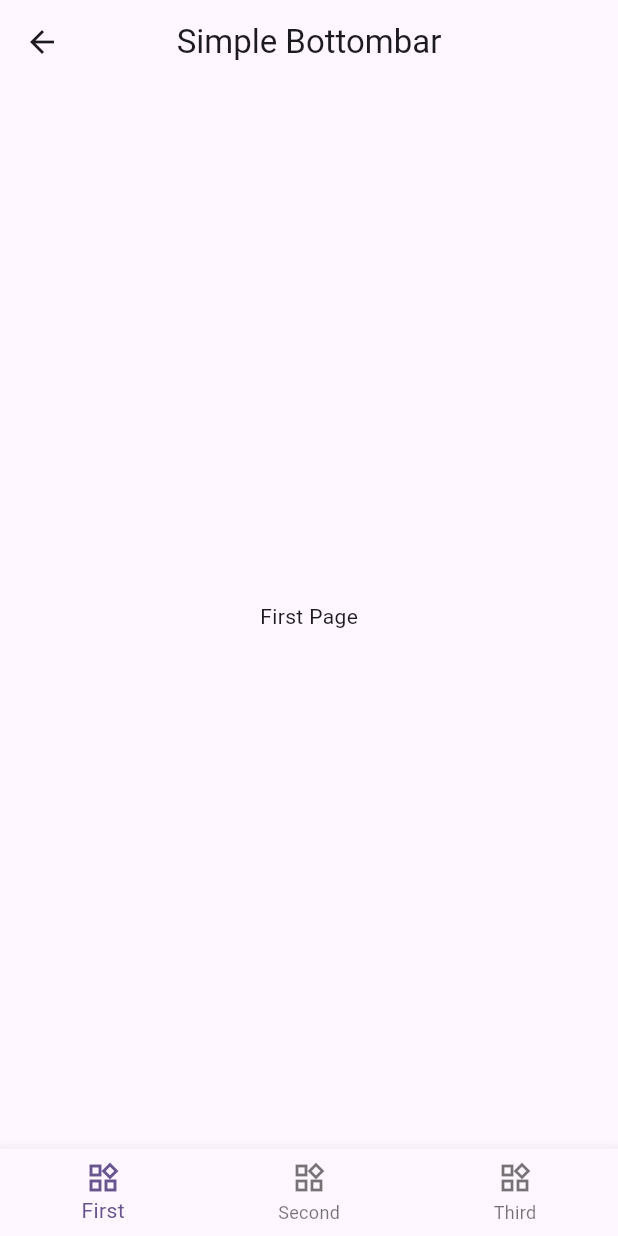
After one commit to mdrazadev/Flutter-Widgets, a Flutter app: the BottomBarListScreen screen opened directly, after a tap on "Simple Bottom Navbar", on a phone screen of 412 x 824 dp. The commit adds this screen. Run offline on Flutter 3.47's test engine with Material 3 defaults, Android fonts, the phone set to English and light mode, and no system bars; our stand-ins replace get.

```diff
--- a/lib/screens/bottom_bars/bottom_bar_list_screen.dart
+++ b/lib/screens/bottom_bars/bottom_bar_list_screen.dart
@@ -1,5 +1,6 @@
 import 'package:flutter/material.dart';
-import 'package:flutter_widgets/widgets/bottom_bar/simple_bottom_bar_widget.dart';
+import 'package:flutter_widgets/screens/bottom_bars/custom_bottom_bar_screen.dart';
+import 'package:flutter_widgets/screens/bottom_bars/simple_bottom_bar_screen.dart';
 import 'package:flutter_widgets/widgets/buttons/simple_button_widget.dart';
 
 class BottomBarListScreen extends StatelessWidget {
@@ -19,12 +20,27 @@ class BottomBarListScreen extends StatelessWidget {
             width: width,
           ),
           SimpleButtonWidget(
-            label: 'Bottom Navbar Examples',
+            label: 'Simple Bottom Navbar',
             onPress: () {
               Navigator.push(
                 context,
                 MaterialPageRoute(
-                  builder: (ctx) => const SimpleBottomBarWidget(),
+                  builder: (ctx) => const SimpleBottomBarScreen(),
+                ),
+              );
+            },
+          ),
+          SizedBox(
+            height: 15,
+            width: width,
+          ),
+          SimpleButtonWidget(
+            label: 'Custom Bottom Navbar',
+            onPress: () {
+              Navigator.push(
+                context,
+                MaterialPageRoute(
+                  builder: (ctx) => const CustomBottomBarScreen(),
                 ),
               );
             },
--- /dev/null
+++ b/lib/screens/bottom_bars/simple_bottom_bar_screen.dart
@@ -0,0 +1,49 @@
+import 'package:flutter/material.dart';
+
+class SimpleBottomBarScreen extends StatefulWidget {
+  const SimpleBottomBarScreen({super.key});
+
+  @override
+  State<SimpleBottomBarScreen> createState() => _SimpleBottomBarScreenState();
+}
+
+class _SimpleBottomBarScreenState extends State<SimpleBottomBarScreen> {
+  int currentIndex = 0;
+  List<Widget> pages = const [
+    Center(child: Text('First Page')),
+    Center(child: Text('Second Page')),
+    Center(child: Text('Third Page')),
+  ];
+  @override
+  Widget build(BuildContext context) {
+    return Scaffold(
+      appBar: AppBar(
+        title: const Text('Simple Bottombar'),
+        centerTitle: true,
+      ),
+      body: pages[currentIndex],
+      bottomNavigationBar: BottomNavigationBar(
+        currentIndex: currentIndex,
+        onTap: (index) {
+          setState(() {
+            currentIndex = index;
+          });
+        },
+        items: const [
+          BottomNavigationBarItem(
+            icon: Icon(Icons.widgets_outlined),
+            label: 'First',
+          ),
+          BottomNavigationBarItem(
+            icon: Icon(Icons.widgets_outlined),
+            label: 'Second',
+          ),
+          BottomNavigationBarItem(
+            icon: Icon(Icons.widgets_outlined),
+            label: 'Third',
+          ),
+        ],
+      ),
+    );
+  }
+}
```
Also changed, not shown: lib/screens/bottom_bars/custom_bottom_bar_screen.dart (renamed from lib/widgets/bottom_bar/simple_bottom_bar_widget.dart, +7 -5 lines).
